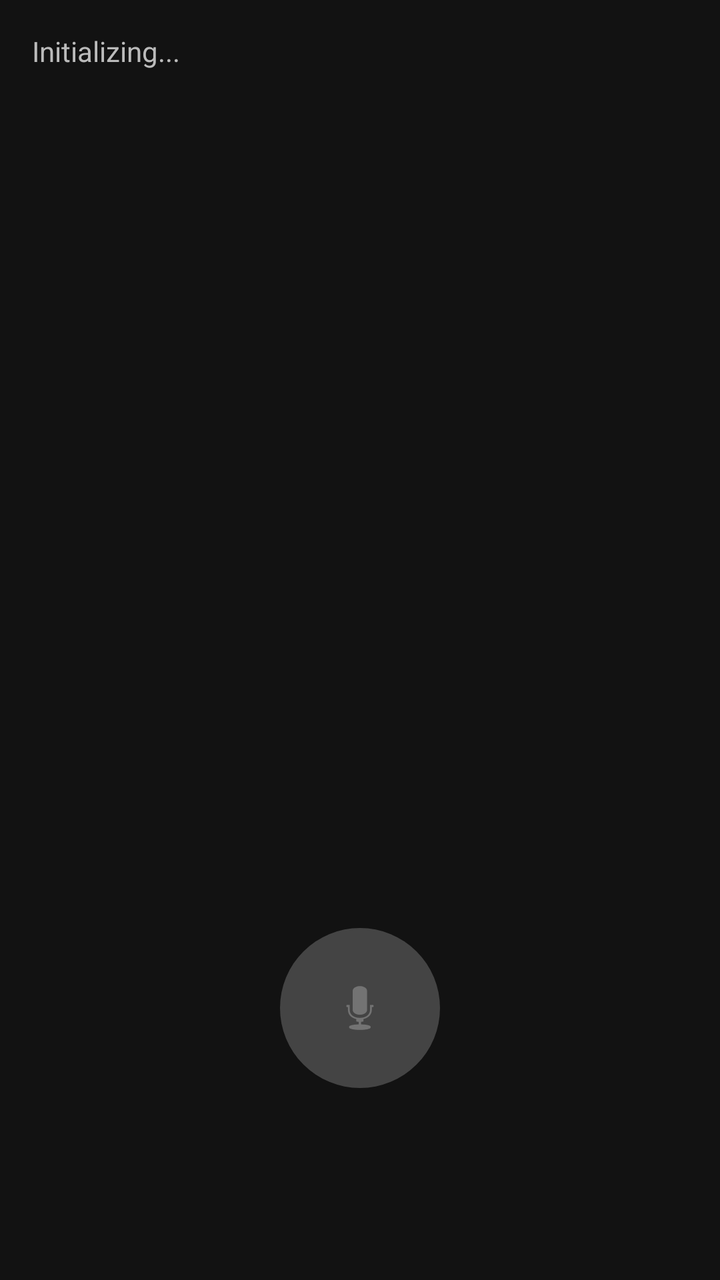
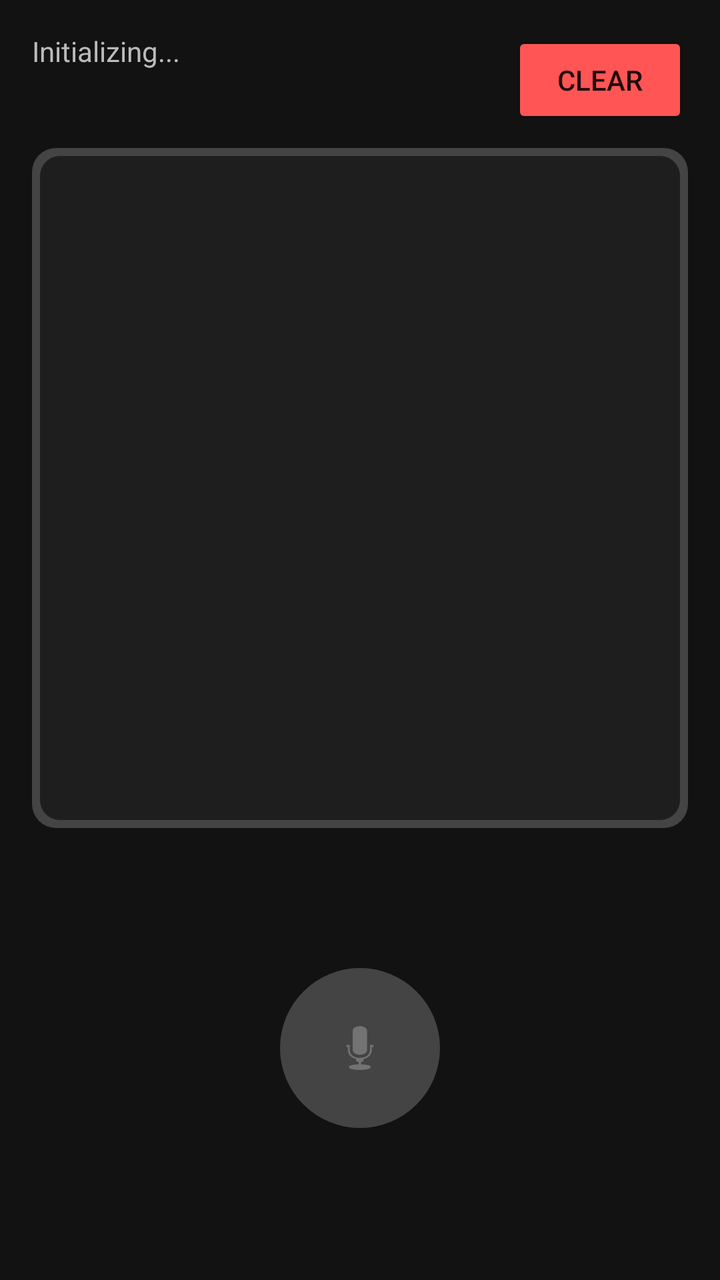

Compare the two renders of this Android layout. The source of the first and the diff that turns it into the second are given below.
<!-- AndroidManifest.xml: application theme Theme.AppCompat.Light.NoActionBar -->
<!-- res/layout/activity_main.xml -->
<?xml version="1.0" encoding="utf-8"?>
<RelativeLayout xmlns:android="http://schemas.android.com/apk/res/android"
    android:layout_width="match_parent" android:layout_height="match_parent"
    android:background="#121212" android:padding="16dp">

    <LinearLayout android:id="@+id/llDownload" android:layout_width="match_parent"
        android:layout_height="wrap_content" android:orientation="vertical" android:visibility="gone">
        <TextView android:id="@+id/tvDownloadLabel" android:layout_width="wrap_content"
            android:layout_height="wrap_content" android:text="Downloading AI Models..." android:textColor="#FFFFFF"/>
        <ProgressBar android:id="@+id/pbModel" style="?android:attr/progressBarStyleHorizontal"
            android:layout_width="match_parent" android:layout_height="wrap_content" android:indeterminate="true" />
    </LinearLayout>

    <TextView android:id="@+id/tvStatus" android:layout_width="wrap_content"
        android:layout_height="wrap_content" android:layout_below="@id/llDownload"
        android:text="Initializing..." android:textColor="#BBBBBB" />

    <ScrollView android:layout_width="match_parent" android:layout_height="match_parent"
        android:layout_above="@+id/pulseContainer" android:layout_below="@id/tvStatus" android:layout_marginVertical="10dp">
        <TextView android:id="@+id/tvTranscript" android:layout_width="match_parent"
            android:layout_height="wrap_content" android:textColor="#FFFFFF" android:textSize="18sp" />
    </ScrollView>

    <FrameLayout android:id="@+id/pulseContainer" android:layout_width="200dp"
        android:layout_height="200dp" android:layout_alignParentBottom="true"
        android:layout_centerHorizontal="true" android:layout_marginBottom="20dp">
        
        <View android:id="@+id/pulse1" android:layout_width="match_parent" android:layout_height="match_parent"
            android:background="@drawable/circle_shape" android:visibility="invisible" />
        <View android:id="@+id/pulse2" android:layout_width="match_parent" android:layout_height="match_parent"
            android:background="@drawable/circle_shape" android:visibility="invisible" />

        <ImageButton android:id="@+id/btnListen" android:layout_width="80dp" android:layout_height="80dp"
            android:layout_gravity="center" android:background="@drawable/circle_shape"
            android:backgroundTint="#444444" android:src="@android:drawable/ic_btn_speak_now" />
    </FrameLayout>
</RelativeLayout>
<!-- resources referenced by this layout -->
<resources>
  <!-- drawable circle_shape (drawable) -->
  <?xml version="1.0" encoding="utf-8"?>
  <shape xmlns:android="http://schemas.android.com/apk/res/android"
      android:shape="oval">
      <solid android:color="#FFFFFF" />
      <size
          android:width="100dp"
          android:height="100dp" />
  </shape>
</resources>

<!-- the commit's change to res/layout/activity_main.xml (unified diff, before → after) -->
@@ -5,31 +5,33 @@
 
     <LinearLayout android:id="@+id/llDownload" android:layout_width="match_parent"
         android:layout_height="wrap_content" android:orientation="vertical" android:visibility="gone">
-        <TextView android:id="@+id/tvDownloadLabel" android:layout_width="wrap_content"
-            android:layout_height="wrap_content" android:text="Downloading AI Models..." android:textColor="#FFFFFF"/>
+        <TextView android:layout_width="wrap_content" android:layout_height="wrap_content"
+            android:text="Syncing Offline AI..." android:textColor="#FFFFFF"/>
         <ProgressBar android:id="@+id/pbModel" style="?android:attr/progressBarStyleHorizontal"
             android:layout_width="match_parent" android:layout_height="wrap_content" android:indeterminate="true" />
     </LinearLayout>
 
-    <TextView android:id="@+id/tvStatus" android:layout_width="wrap_content"
-        android:layout_height="wrap_content" android:layout_below="@id/llDownload"
-        android:text="Initializing..." android:textColor="#BBBBBB" />
+    <Button android:id="@+id/btnClear" android:layout_width="wrap_content" android:layout_height="wrap_content"
+        android:layout_alignParentEnd="true" android:text="Clear" android:backgroundTint="#FF5555" />
 
-    <ScrollView android:layout_width="match_parent" android:layout_height="match_parent"
-        android:layout_above="@+id/pulseContainer" android:layout_below="@id/tvStatus" android:layout_marginVertical="10dp">
+    <TextView android:id="@+id/tvStatus" android:layout_width="wrap_content" android:layout_height="wrap_content"
+        android:layout_below="@id/llDownload" android:text="Initializing..." android:textColor="#BBBBBB" />
+
+    <ScrollView android:id="@+id/scrollTranscript" android:layout_width="match_parent"
+        android:layout_height="match_parent" android:layout_below="@id/btnClear"
+        android:layout_above="@+id/pulseContainer" android:layout_marginVertical="10dp"
+        android:scrollbarStyle="insideOverlay" android:fadeScrollbars="false"
+        android:background="@drawable/transcript_bg">
         <TextView android:id="@+id/tvTranscript" android:layout_width="match_parent"
-            android:layout_height="wrap_content" android:textColor="#FFFFFF" android:textSize="18sp" />
+            android:layout_height="wrap_content" android:padding="15dp" android:textSize="18sp" android:textColor="#FFFFFF" />
     </ScrollView>
 
-    <FrameLayout android:id="@+id/pulseContainer" android:layout_width="200dp"
-        android:layout_height="200dp" android:layout_alignParentBottom="true"
-        android:layout_centerHorizontal="true" android:layout_marginBottom="20dp">
-        
+    <FrameLayout android:id="@+id/pulseContainer" android:layout_width="200dp" android:layout_height="200dp"
+        android:layout_alignParentBottom="true" android:layout_centerHorizontal="true">
         <View android:id="@+id/pulse1" android:layout_width="match_parent" android:layout_height="match_parent"
             android:background="@drawable/circle_shape" android:visibility="invisible" />
         <View android:id="@+id/pulse2" android:layout_width="match_parent" android:layout_height="match_parent"
             android:background="@drawable/circle_shape" android:visibility="invisible" />
-
         <ImageButton android:id="@+id/btnListen" android:layout_width="80dp" android:layout_height="80dp"
             android:layout_gravity="center" android:background="@drawable/circle_shape"
             android:backgroundTint="#444444" android:src="@android:drawable/ic_btn_speak_now" />
<!-- resource entries referenced after the edit -->
@@ -9,5 +9,20 @@
           android:width="100dp"
           android:height="100dp" />
   </shape>
+  <!-- drawable transcript_bg (drawable) -->
+  <?xml version="1.0" encoding="utf-8"?>
+  <layer-list xmlns:android="http://schemas.android.com/apk/res/android">
+      <item>
+          <shape android:shape="rectangle">
+              <solid android:color="#444444" /> <corners android:radius="12dp" />
+          </shape>
+      </item>
+      <item android:left="4dp" android:top="4dp" android:right="4dp" android:bottom="4dp">
+          <shape android:shape="rectangle">
+              <solid android:color="#1E1E1E" />
+              <corners android:radius="10dp" />
+          </shape>
+      </item>
+  </layer-list>
 </resources>
 
